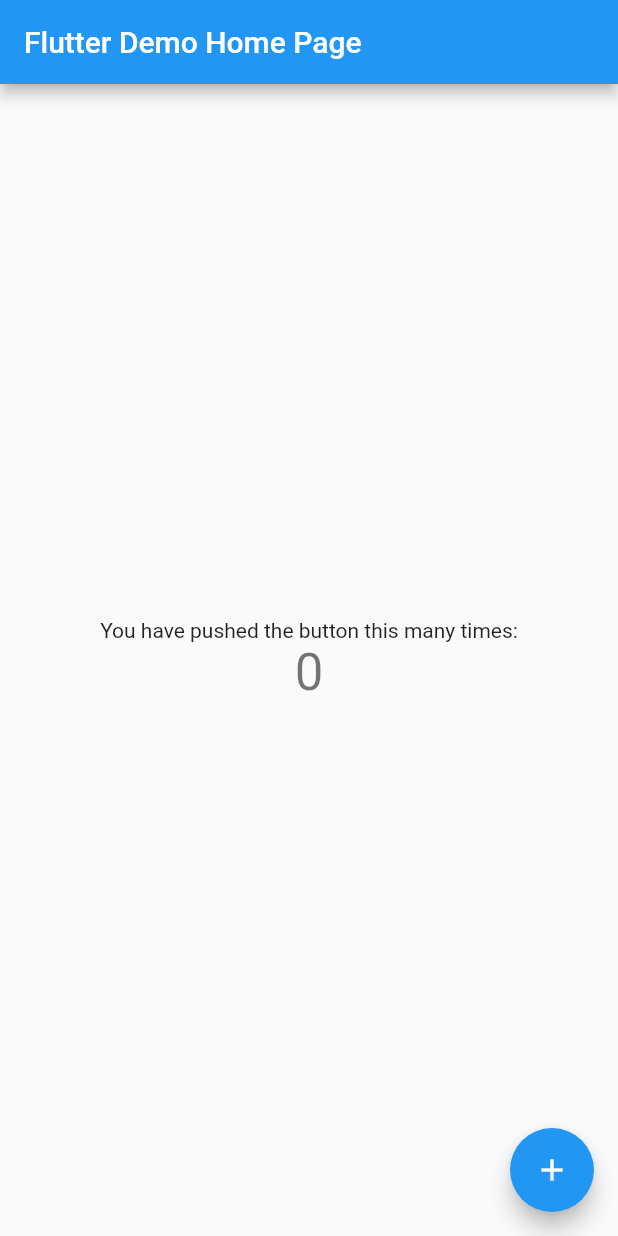
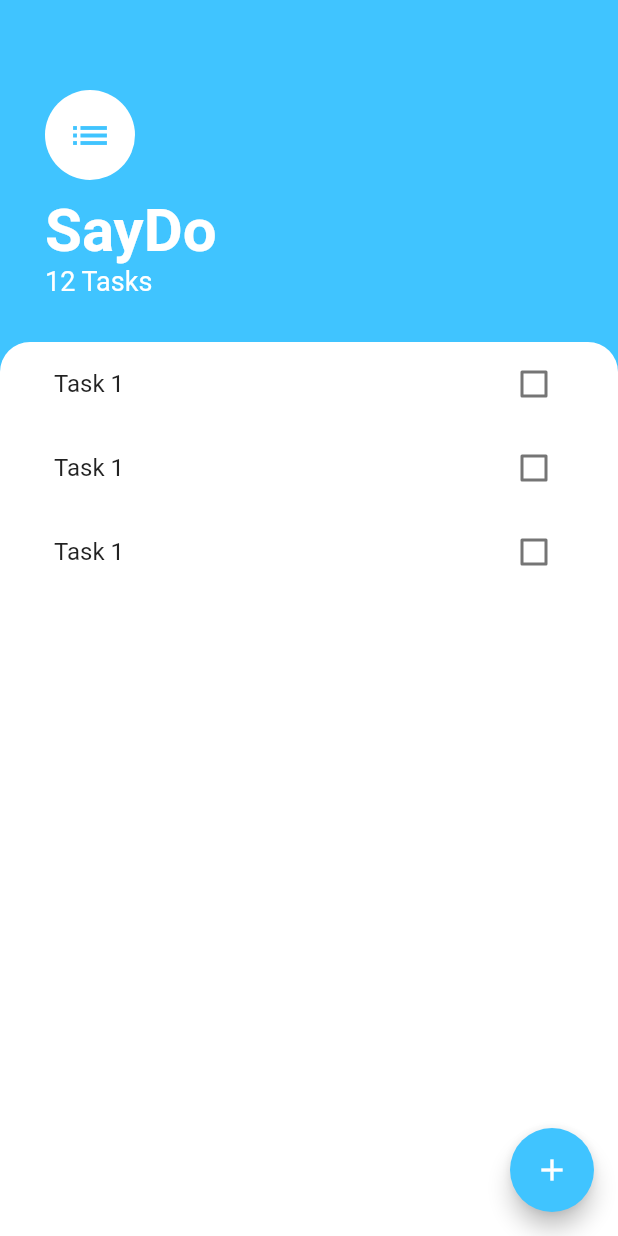
Before and after one commit to prsheth/saydo, a Flutter app: the screen it shows after launch, on a phone screen of 412 x 824 dp. Run offline on Flutter 3.47's test engine with Material 2 defaults, Android fonts, the phone set to English and light mode, and no system bars.

Commit message:
Built UI for list of tasks that are clickable, refactored and cleaned

```diff
--- /dev/null
+++ b/lib/constants.dart
@@ -0,0 +1,20 @@
+import 'package:flutter/material.dart';
+
+const kHeaderTextStyle = TextStyle(
+  fontSize: 40.0,
+  color: Colors.white,
+  fontWeight: FontWeight.w700,
+);
+
+const KSubHeaderTextStyle = TextStyle(
+  color: Colors.white,
+  fontSize: 18.0,
+);
+
+const kTasksScreenBox = BoxDecoration(
+  borderRadius: BorderRadius.only(
+    topLeft: Radius.circular(20.0),
+    topRight: Radius.circular(20.0),
+  ),
+  color: Colors.white,
+);
--- a/lib/main.dart
+++ b/lib/main.dart
@@ -1,111 +1,13 @@
 import 'package:flutter/material.dart';
+import 'screens/tasks_screen.dart';
 
-void main() => runApp(MyApp());
+void main() => runApp(SayDo());
 
-class MyApp extends StatelessWidget {
-  // This widget is the root of your application.
+class SayDo extends StatelessWidget {
   @override
   Widget build(BuildContext context) {
     return MaterialApp(
-      title: 'Flutter Demo',
-      theme: ThemeData(
-        // This is the theme of your application.
-        //
-        // Try running your application with "flutter run". You'll see the
-        // application has a blue toolbar. Then, without quitting the app, try
-        // changing the primarySwatch below to Colors.green and then invoke
-        // "hot reload" (press "r" in the console where you ran "flutter run",
-        // or simply save your changes to "hot reload" in a Flutter IDE).
-        // Notice that the counter didn't reset back to zero; the application
-        // is not restarted.
-        primarySwatch: Colors.blue,
-      ),
-      home: MyHomePage(title: 'Flutter Demo Home Page'),
+      home: TasksScreen(),
     );
   }
 }
-
-class MyHomePage extends StatefulWidget {
-  MyHomePage({Key key, this.title}) : super(key: key);
-
-  // This widget is the home page of your application. It is stateful, meaning
-  // that it has a State object (defined below) that contains fields that affect
-  // how it looks.
-
-  // This class is the configuration for the state. It holds the values (in this
-  // case the title) provided by the parent (in this case the App widget) and
-  // used by the build method of the State. Fields in a Widget subclass are
-  // always marked "final".
-
-  final String title;
-
-  @override
-  _MyHomePageState createState() => _MyHomePageState();
-}
-
-class _MyHomePageState extends State<MyHomePage> {
-  int _counter = 0;
-
-  void _incrementCounter() {
-    setState(() {
-      // This call to setState tells the Flutter framework that something has
-      // changed in this State, which causes it to rerun the build method below
-      // so that the display can reflect the updated values. If we changed
-      // _counter without calling setState(), then the build method would not be
-      // called again, and so nothing would appear to happen.
-      _counter++;
-    });
-  }
-
-  @override
-  Widget build(BuildContext context) {
-    // This method is rerun every time setState is called, for instance as done
-    // by the _incrementCounter method above.
-    //
-    // The Flutter framework has been optimized to make rerunning build methods
-    // fast, so that you can just rebuild anything that needs updating rather
-    // than having to individually change instances of widgets.
-    return Scaffold(
-      appBar: AppBar(
-        // Here we take the value from the MyHomePage object that was created by
-        // the App.build method, and use it to set our appbar title.
-        title: Text(widget.title),
-      ),
-      body: Center(
-        // Center is a layout widget. It takes a single child and positions it
-        // in the middle of the parent.
-        child: Column(
-          // Column is also a layout widget. It takes a list of children and
-          // arranges them vertically. By default, it sizes itself to fit its
-          // children horizontally, and tries to be as tall as its parent.
-          //
-          // Invoke "debug painting" (press "p" in the console, choose the
-          // "Toggle Debug Paint" action from the Flutter Inspector in Android
-          // Studio, or the "Toggle Debug Paint" command in Visual Studio Code)
-          // to see the wireframe for each widget.
-          //
-          // Column has various properties to control how it sizes itself and
-          // how it positions its children. Here we use mainAxisAlignment to
-          // center the children vertically; the main axis here is the vertical
-          // axis because Columns are vertical (the cross axis would be
-          // horizontal).
-          mainAxisAlignment: MainAxisAlignment.center,
-          children: <Widget>[
-            Text(
-              'You have pushed the button this many times:',
-            ),
-            Text(
-              '$_counter',
-              style: Theme.of(context).textTheme.display1,
-            ),
-          ],
-        ),
-      ),
-      floatingActionButton: FloatingActionButton(
-        onPressed: _incrementCounter,
-        tooltip: 'Increment',
-        child: Icon(Icons.add),
-      ), // This trailing comma makes auto-formatting nicer for build methods.
-    );
-  }
-}
--- /dev/null
+++ b/lib/screens/tasks_screen.dart
@@ -0,0 +1,60 @@
+import 'package:flutter/material.dart';
+import 'package:saydo/constants.dart';
+import 'package:saydo/widgets/tasks_list.dart';
+
+class TasksScreen extends StatelessWidget {
+  @override
+  Widget build(BuildContext context) {
+    return Scaffold(
+      backgroundColor: Colors.lightBlueAccent,
+      floatingActionButton: FloatingActionButton(
+        backgroundColor: Colors.lightBlueAccent,
+        child: Icon(Icons.add),
+        onPressed: () {
+          //On press
+        },
+      ),
+      body: Column(
+        crossAxisAlignment: CrossAxisAlignment.start,
+        children: <Widget>[
+          Container(
+            padding: EdgeInsets.only(
+                top: 60.0, right: 30.0, left: 30.0, bottom: 30.0),
+            child: Column(
+              crossAxisAlignment: CrossAxisAlignment.start,
+              children: <Widget>[
+                CircleAvatar(
+                  child: Icon(
+                    Icons.list,
+                    size: 30.0,
+                    color: Colors.lightBlueAccent,
+                  ),
+                  backgroundColor: Colors.white,
+                  radius: 30.0,
+                ),
+                SizedBox(
+                  height: 10.0,
+                ),
+                Text(
+                  'SayDo',
+                  style: kHeaderTextStyle,
+                ),
+                Text(
+                  '12 Tasks ',
+                  style: KSubHeaderTextStyle,
+                ),
+              ],
+            ),
+          ),
+          Expanded(
+            child: Container(
+              padding: EdgeInsets.symmetric(horizontal: 20.0),
+              decoration: kTasksScreenBox,
+              child: TasksList(),
+            ),
+          )
+        ],
+      ),
+    );
+  }
+}
--- /dev/null
+++ b/lib/widgets/task_tile.dart
@@ -0,0 +1,13 @@
+import 'package:flutter/material.dart';
+import 'package:saydo/constants.dart';
+
+class TaskTile extends StatelessWidget {
+  @override
+  Widget build(BuildContext context) {
+    return CheckboxListTile(
+      title: Text('Task 1'),
+      value: false,
+      onChanged: (bool value) {},
+    );
+  }
+}
--- /dev/null
+++ b/lib/widgets/tasks_list.dart
@@ -0,0 +1,16 @@
+import 'package:flutter/material.dart';
+
+import 'task_tile.dart';
+
+class TasksList extends StatelessWidget {
+  @override
+  Widget build(BuildContext context) {
+    return ListView(
+      children: <Widget>[
+        TaskTile(),
+        TaskTile(),
+        TaskTile(),
+      ],
+    );
+  }
+}
```
Also changed, not shown: 1 other file.
